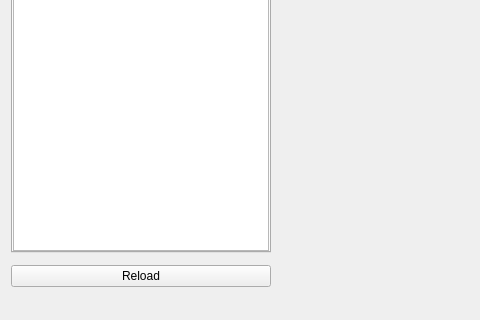
Chringo/SSP, file SSPSolution/SSP_Editor/SSP_Editor.ui: the form before one commit; both pictures show x 0 to 480 and y 416 to 736 of the 1171 by 736 pixel window.
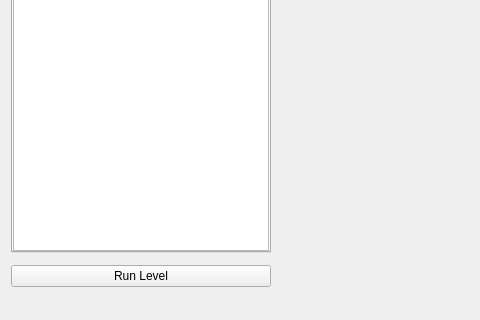
The form after the commit.

Commit message: UPDATE able to start level from server

What changed in the file:
```diff
--- a/SSPSolution/SSP_Editor/SSP_Editor.ui
+++ b/SSPSolution/SSP_Editor/SSP_Editor.ui
@@ -2862,7 +2862,7 @@
     <item row="4" column="1">
      <widget class="QPushButton" name="pushButton">
       <property name="text">
-       <string>Reload</string>
+       <string>Run Level</string>
       </property>
      </widget>
     </item>
```
The commit also changes 13 other files.
